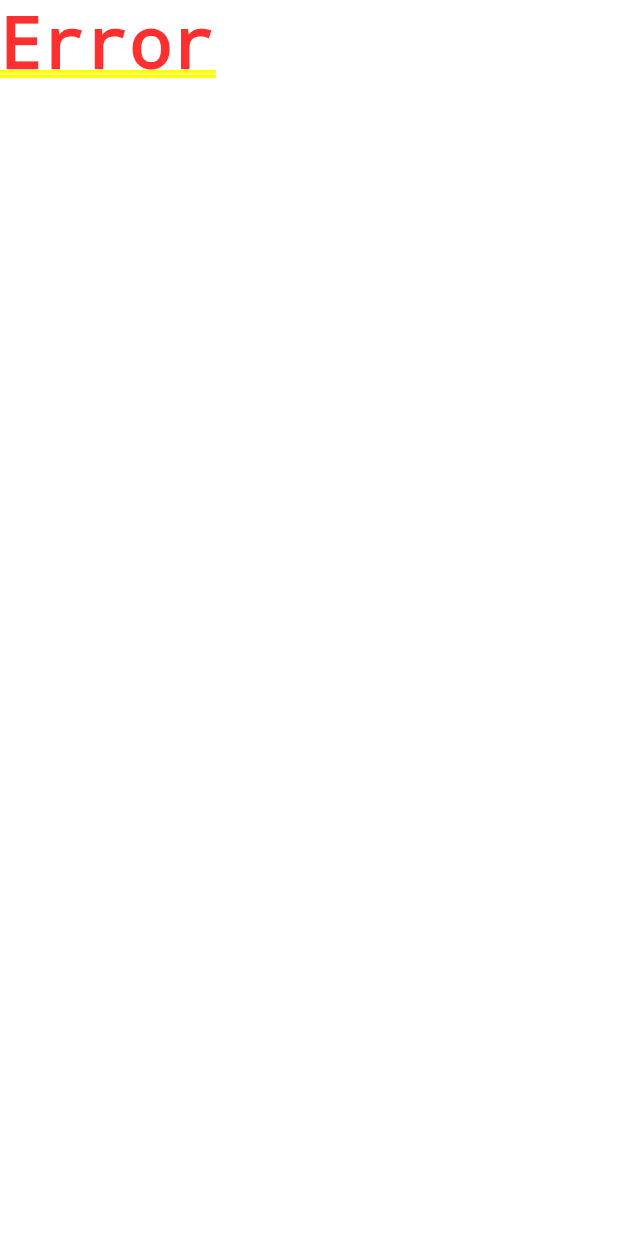
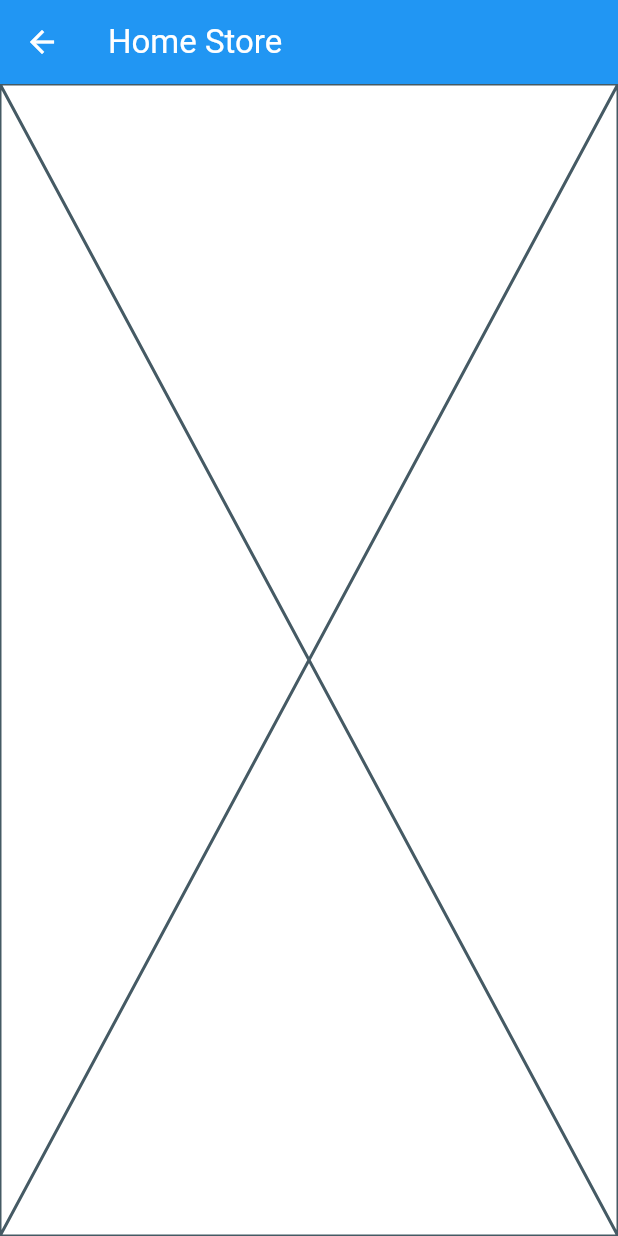
Before and after one commit to cshazem1/lost_and_found_app, a Flutter app: the screen it shows after launch, on a phone screen of 412 x 824 dp. Run offline on Flutter 3.47's test engine with Material 3 defaults, Android fonts, the phone set to English and light mode, and no system bars; our stand-ins replace dio, flutter_bloc, flutter_screenutil, get_it, injectable, pretty_dio_logger.

Commit message:
added home store body && home store page

```diff
--- a/lib/core/routing/app_router.dart
+++ b/lib/core/routing/app_router.dart
@@ -1,12 +1,15 @@
 
 import 'package:flutter/cupertino.dart';
 import 'package:lost_and_found_app/core/routing/platform_route.dart';
+import 'package:lost_and_found_app/futures/home_store/presentation/page/home_store_page.dart';
 
 import 'app_routes.dart';
 
 abstract class AppRouter {
   static Route<dynamic> onGenerateRoute(RouteSettings settings) {
     switch (settings.name) {
+      case AppRoutes.homeStore:
+        return platformRoute(HomeStorePage());
       default:
         return platformRoute(Text("Error"));
     }
--- a/lib/core/routing/app_routes.dart
+++ b/lib/core/routing/app_routes.dart
@@ -1,5 +1,5 @@
 class AppRoutes {
-  static const String home = '/home';
+  static const String homeStore = '/homeStore';
   static const String login = '/login';
   static const String splash='/splash';
 }
--- /dev/null
+++ b/lib/futures/home_store/presentation/page/home_store_page.dart
@@ -0,0 +1,18 @@
+import 'package:flutter/cupertino.dart';
+import 'package:flutter/material.dart';
+
+import '../widgets/home_store_body.dart';
+
+class HomeStorePage extends StatelessWidget {
+  const HomeStorePage({super.key});
+
+  @override
+  Widget build(BuildContext context) {
+    return Scaffold(
+      appBar: AppBar(
+        title: const Text("Home Store"),
+      ),
+      body: const HomeStoreBody(),
+    );
+  }
+}
--- /dev/null
+++ b/lib/futures/home_store/presentation/widgets/home_store_body.dart
@@ -0,0 +1,10 @@
+import 'package:flutter/cupertino.dart';
+
+class HomeStoreBody extends StatelessWidget {
+  const HomeStoreBody({super.key});
+
+  @override
+  Widget build(BuildContext context) {
+    return const Placeholder();
+  }
+}
--- a/lib/main.dart
+++ b/lib/main.dart
@@ -23,7 +23,7 @@ class MyApp extends StatelessWidget {
       minTextAdapt: true,
       splitScreenMode: true,
       builder:(context, child) =>  MaterialApp(
-        initialRoute: AppRoutes.splash,
+        initialRoute: AppRoutes.homeStore,
         onGenerateRoute: AppRouter.onGenerateRoute,
         darkTheme: AppTheme.darkTheme,
         theme: AppTheme.lightTheme,
--- a/pubspec.yaml
+++ b/pubspec.yaml
@@ -17,12 +17,15 @@ dependencies:
   pretty_dio_logger: ^1.4.0
   dio: ^5.8.0+1
   flutter_bloc: ^9.1.1
+  injectable_generator: ^2.7.0
+  get_it: ^8.0.3
 
 dev_dependencies:
   flutter_test:
     sdk: flutter
 
   flutter_lints: ^5.0.0
+  build_runner: ^2.4.15
 
 flutter:
 
```
Also changed, not shown: pubspec.lock.
